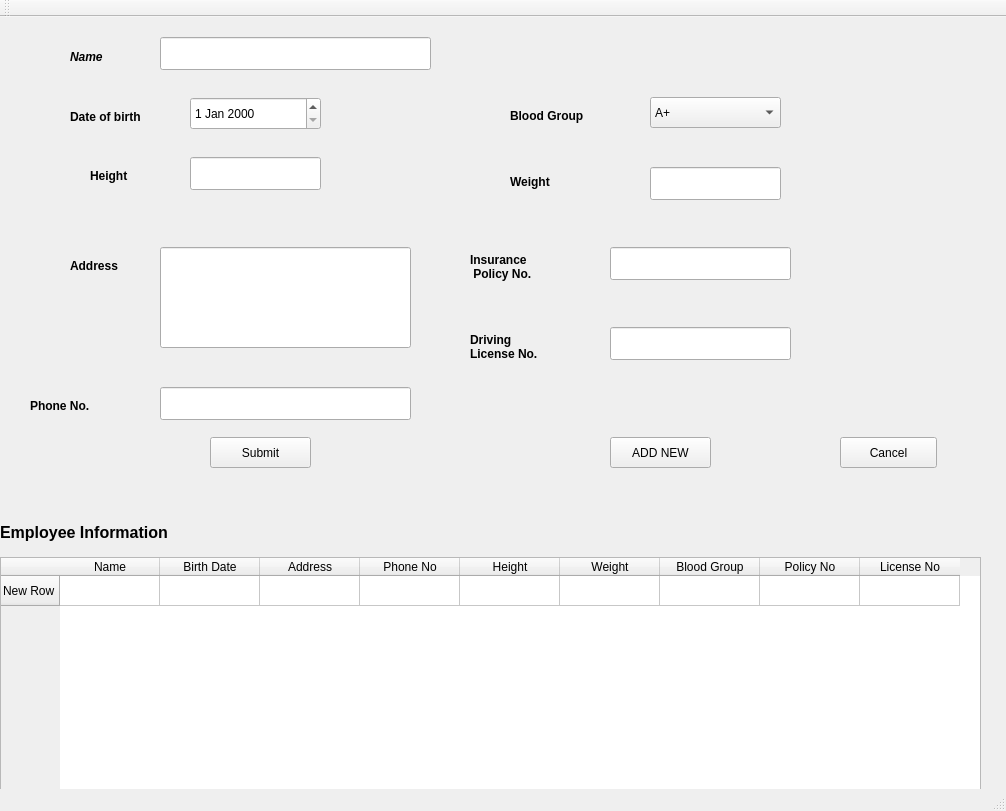
First picture: the form in PIGM-src/mainwindow.ui, repository satyamz/Personnel-Information-Generator-Module, before the edit.
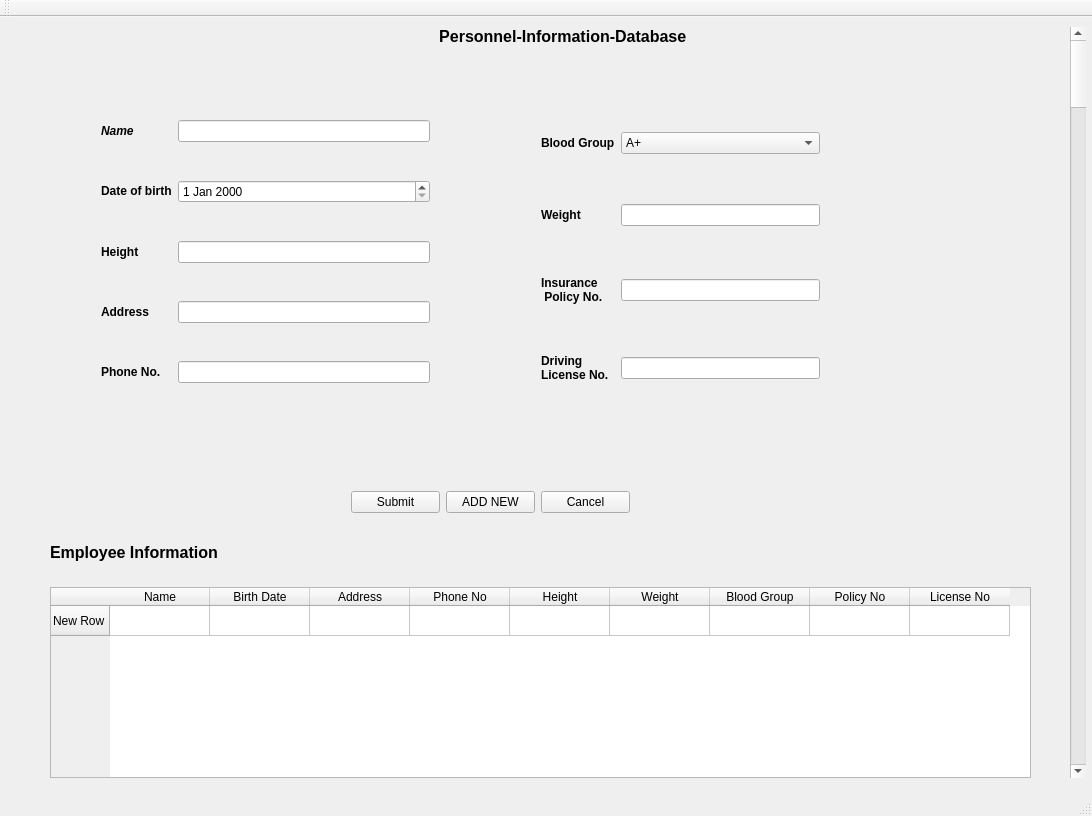
Second picture: the form after the edit. Icons and pictures are not drawn.

```diff
--- a/PIGM-src/mainwindow.ui
+++ b/PIGM-src/mainwindow.ui
@@ -6,66 +6,19 @@
    <rect>
     <x>0</x>
     <y>0</y>
-    <width>1006</width>
-    <height>811</height>
+    <width>1092</width>
+    <height>816</height>
    </rect>
   </property>
   <property name="windowTitle">
    <string>MainWindow</string>
   </property>
   <widget class="QWidget" name="centralWidget">
-   <widget class="QLabel" name="label_6">
-    <property name="geometry">
-     <rect>
-      <x>510</x>
-      <y>150</y>
-      <width>71</width>
-      <height>31</height>
-     </rect>
-    </property>
-    <property name="text">
-     <string>&lt;!DOCTYPE HTML PUBLIC &quot;-//W3C//DTD HTML 4.0//EN&quot; &quot;http://www.w3.org/TR/REC-html40/strict.dtd&quot;&gt;
-&lt;html&gt;&lt;head&gt;&lt;meta name=&quot;qrichtext&quot; content=&quot;1&quot; /&gt;&lt;style type=&quot;text/css&quot;&gt;
-p, li { white-space: pre-wrap; }
-&lt;/style&gt;&lt;/head&gt;&lt;body style=&quot; font-family:'Sans Serif'; font-size:9pt; font-weight:400; font-style:normal;&quot;&gt;
-&lt;p style=&quot; margin-top:0px; margin-bottom:0px; margin-left:0px; margin-right:0px; -qt-block-indent:0; text-indent:0px;&quot;&gt;&lt;span style=&quot; font-weight:600;&quot;&gt;Weight&lt;/span&gt;&lt;/p&gt;&lt;/body&gt;&lt;/html&gt;</string>
-    </property>
-   </widget>
-   <widget class="QPushButton" name="pushButton">
-    <property name="geometry">
-     <rect>
-      <x>840</x>
-      <y>420</y>
-      <width>97</width>
-      <height>31</height>
-     </rect>
-    </property>
-    <property name="text">
-     <string>Cancel</string>
-    </property>
-   </widget>
-   <widget class="QLabel" name="label_4">
-    <property name="geometry">
-     <rect>
-      <x>70</x>
-      <y>240</y>
-      <width>71</width>
-      <height>18</height>
-     </rect>
-    </property>
-    <property name="text">
-     <string>&lt;!DOCTYPE HTML PUBLIC &quot;-//W3C//DTD HTML 4.0//EN&quot; &quot;http://www.w3.org/TR/REC-html40/strict.dtd&quot;&gt;
-&lt;html&gt;&lt;head&gt;&lt;meta name=&quot;qrichtext&quot; content=&quot;1&quot; /&gt;&lt;style type=&quot;text/css&quot;&gt;
-p, li { white-space: pre-wrap; }
-&lt;/style&gt;&lt;/head&gt;&lt;body style=&quot; font-family:'Sans Serif'; font-size:9pt; font-weight:400; font-style:normal;&quot;&gt;
-&lt;p style=&quot; margin-top:0px; margin-bottom:0px; margin-left:0px; margin-right:0px; -qt-block-indent:0; text-indent:0px;&quot;&gt;&lt;span style=&quot; font-weight:600;&quot;&gt;Address&lt;/span&gt;&lt;/p&gt;&lt;/body&gt;&lt;/html&gt;</string>
-    </property>
-   </widget>
    <widget class="QLabel" name="label_11">
     <property name="geometry">
      <rect>
-      <x>0</x>
-      <y>490</y>
+      <x>50</x>
+      <y>510</y>
       <width>231</width>
       <height>51</height>
      </rect>
@@ -78,156 +31,11 @@
 &lt;p style=&quot; margin-top:0px; margin-bottom:0px; margin-left:0px; margin-right:0px; -qt-block-indent:0; text-indent:0px;&quot;&gt;&lt;span style=&quot; font-size:12pt; font-weight:600;&quot;&gt;Employee Information&lt;/span&gt;&lt;/p&gt;&lt;/body&gt;&lt;/html&gt;</string>
     </property>
    </widget>
-   <widget class="QPushButton" name="clear">
-    <property name="geometry">
-     <rect>
-      <x>610</x>
-      <y>420</y>
-      <width>101</width>
-      <height>31</height>
-     </rect>
-    </property>
-    <property name="cursor">
-     <cursorShape>PointingHandCursor</cursorShape>
-    </property>
-    <property name="text">
-     <string>ADD NEW</string>
-    </property>
-   </widget>
-   <widget class="QLineEdit" name="lineEdit_5">
-    <property name="geometry">
-     <rect>
-      <x>610</x>
-      <y>230</y>
-      <width>181</width>
-      <height>33</height>
-     </rect>
-    </property>
-   </widget>
-   <widget class="QLabel" name="label">
-    <property name="geometry">
-     <rect>
-      <x>70</x>
-      <y>30</y>
-      <width>61</width>
-      <height>21</height>
-     </rect>
-    </property>
-    <property name="text">
-     <string>&lt;!DOCTYPE HTML PUBLIC &quot;-//W3C//DTD HTML 4.0//EN&quot; &quot;http://www.w3.org/TR/REC-html40/strict.dtd&quot;&gt;
-&lt;html&gt;&lt;head&gt;&lt;meta name=&quot;qrichtext&quot; content=&quot;1&quot; /&gt;&lt;style type=&quot;text/css&quot;&gt;
-p, li { white-space: pre-wrap; }
-&lt;/style&gt;&lt;/head&gt;&lt;body style=&quot; font-family:'Sans Serif'; font-size:9pt; font-weight:400; font-style:normal;&quot;&gt;
-&lt;p style=&quot; margin-top:0px; margin-bottom:0px; margin-left:0px; margin-right:0px; -qt-block-indent:0; text-indent:0px;&quot;&gt;&lt;span style=&quot; font-weight:600; font-style:italic;&quot;&gt;Name&lt;/span&gt;&lt;/p&gt;&lt;/body&gt;&lt;/html&gt;</string>
-    </property>
-   </widget>
-   <widget class="QLineEdit" name="lineEdit_2">
-    <property name="geometry">
-     <rect>
-      <x>190</x>
-      <y>140</y>
-      <width>131</width>
-      <height>33</height>
-     </rect>
-    </property>
-   </widget>
-   <widget class="QComboBox" name="comboBox">
-    <property name="geometry">
-     <rect>
-      <x>650</x>
-      <y>80</y>
-      <width>131</width>
-      <height>31</height>
-     </rect>
-    </property>
-    <item>
-     <property name="text">
-      <string>A+</string>
-     </property>
-    </item>
-    <item>
-     <property name="text">
-      <string>B+</string>
-     </property>
-    </item>
-    <item>
-     <property name="text">
-      <string>AB+</string>
-     </property>
-    </item>
-    <item>
-     <property name="text">
-      <string>O+</string>
-     </property>
-    </item>
-    <item>
-     <property name="text">
-      <string>A-</string>
-     </property>
-    </item>
-    <item>
-     <property name="text">
-      <string>B-</string>
-     </property>
-    </item>
-    <item>
-     <property name="text">
-      <string>AB-</string>
-     </property>
-    </item>
-    <item>
-     <property name="text">
-      <string>O-</string>
-     </property>
-     <property name="icon">
-      <iconset theme="green">
-       <normaloff>../../../personnel</normaloff>../../../personnel</iconset>
-     </property>
-    </item>
-   </widget>
-   <widget class="QLabel" name="label_9">
-    <property name="geometry">
-     <rect>
-      <x>470</x>
-      <y>300</y>
-      <width>111</width>
-      <height>61</height>
-     </rect>
-    </property>
-    <property name="text">
-     <string>&lt;!DOCTYPE HTML PUBLIC &quot;-//W3C//DTD HTML 4.0//EN&quot; &quot;http://www.w3.org/TR/REC-html40/strict.dtd&quot;&gt;
-&lt;html&gt;&lt;head&gt;&lt;meta name=&quot;qrichtext&quot; content=&quot;1&quot; /&gt;&lt;style type=&quot;text/css&quot;&gt;
-p, li { white-space: pre-wrap; }
-&lt;/style&gt;&lt;/head&gt;&lt;body style=&quot; font-family:'Sans Serif'; font-size:9pt; font-weight:400; font-style:normal;&quot;&gt;
-&lt;p style=&quot; margin-top:0px; margin-bottom:0px; margin-left:0px; margin-right:0px; -qt-block-indent:0; text-indent:0px;&quot;&gt;&lt;span style=&quot; font-weight:600;&quot;&gt;Driving &lt;/span&gt;&lt;/p&gt;
-&lt;p style=&quot; margin-top:0px; margin-bottom:0px; margin-left:0px; margin-right:0px; -qt-block-indent:0; text-indent:0px; font-weight:600;&quot;&gt;License No.&lt;/p&gt;&lt;/body&gt;&lt;/html&gt;</string>
-    </property>
-   </widget>
-   <widget class="QLineEdit" name="lineEdit_4">
-    <property name="geometry">
-     <rect>
-      <x>160</x>
-      <y>230</y>
-      <width>251</width>
-      <height>101</height>
-     </rect>
-    </property>
-   </widget>
-   <widget class="QLineEdit" name="lineEdit_3">
-    <property name="geometry">
-     <rect>
-      <x>650</x>
-      <y>150</y>
-      <width>131</width>
-      <height>33</height>
-     </rect>
-    </property>
-   </widget>
    <widget class="QLabel" name="label_10">
     <property name="geometry">
      <rect>
-      <x>310</x>
-      <y>-30</y>
+      <x>370</x>
+      <y>10</y>
       <width>381</width>
       <height>20</height>
      </rect>
@@ -240,111 +48,13 @@
 &lt;p align=&quot;center&quot; style=&quot; margin-top:0px; margin-bottom:0px; margin-left:0px; margin-right:0px; -qt-block-indent:0; text-indent:0px;&quot;&gt;&lt;span style=&quot; font-family:'Sans Serif'; font-size:12pt; font-weight:600;&quot;&gt; Personnel-Information-Database&lt;/span&gt;&lt;/p&gt;&lt;/body&gt;&lt;/html&gt;</string>
     </property>
    </widget>
-   <widget class="QLabel" name="label_7">
-    <property name="geometry">
-     <rect>
-      <x>470</x>
-      <y>230</y>
-      <width>121</width>
-      <height>41</height>
-     </rect>
-    </property>
-    <property name="text">
-     <string>&lt;!DOCTYPE HTML PUBLIC &quot;-//W3C//DTD HTML 4.0//EN&quot; &quot;http://www.w3.org/TR/REC-html40/strict.dtd&quot;&gt;
-&lt;html&gt;&lt;head&gt;&lt;meta name=&quot;qrichtext&quot; content=&quot;1&quot; /&gt;&lt;style type=&quot;text/css&quot;&gt;
-p, li { white-space: pre-wrap; }
-&lt;/style&gt;&lt;/head&gt;&lt;body style=&quot; font-family:'Sans Serif'; font-size:9pt; font-weight:400; font-style:normal;&quot;&gt;
-&lt;p style=&quot; margin-top:0px; margin-bottom:0px; margin-left:0px; margin-right:0px; -qt-block-indent:0; text-indent:0px;&quot;&gt;&lt;span style=&quot; font-weight:600;&quot;&gt;Insurance&lt;/span&gt;&lt;/p&gt;
-&lt;p style=&quot; margin-top:0px; margin-bottom:0px; margin-left:0px; margin-right:0px; -qt-block-indent:0; text-indent:0px; font-weight:600;&quot;&gt; Policy No.&lt;/p&gt;&lt;/body&gt;&lt;/html&gt;</string>
-    </property>
-   </widget>
-   <widget class="QLineEdit" name="lineEdit_7">
-    <property name="geometry">
-     <rect>
-      <x>160</x>
-      <y>370</y>
-      <width>251</width>
-      <height>33</height>
-     </rect>
-    </property>
-   </widget>
-   <widget class="QLabel" name="label_5">
-    <property name="geometry">
-     <rect>
-      <x>90</x>
-      <y>150</y>
-      <width>61</width>
-      <height>18</height>
-     </rect>
-    </property>
-    <property name="text">
-     <string>&lt;!DOCTYPE HTML PUBLIC &quot;-//W3C//DTD HTML 4.0//EN&quot; &quot;http://www.w3.org/TR/REC-html40/strict.dtd&quot;&gt;
-&lt;html&gt;&lt;head&gt;&lt;meta name=&quot;qrichtext&quot; content=&quot;1&quot; /&gt;&lt;style type=&quot;text/css&quot;&gt;
-p, li { white-space: pre-wrap; }
-&lt;/style&gt;&lt;/head&gt;&lt;body style=&quot; font-family:'Sans Serif'; font-size:9pt; font-weight:400; font-style:normal;&quot;&gt;
-&lt;p style=&quot; margin-top:0px; margin-bottom:0px; margin-left:0px; margin-right:0px; -qt-block-indent:0; text-indent:0px;&quot;&gt;&lt;span style=&quot; font-weight:600;&quot;&gt;Height&lt;/span&gt;&lt;/p&gt;&lt;/body&gt;&lt;/html&gt;</string>
-    </property>
-   </widget>
-   <widget class="QLineEdit" name="lineEdit">
-    <property name="geometry">
-     <rect>
-      <x>160</x>
-      <y>20</y>
-      <width>271</width>
-      <height>33</height>
-     </rect>
-    </property>
-   </widget>
-   <widget class="QLabel" name="label_8">
-    <property name="geometry">
-     <rect>
-      <x>30</x>
-      <y>380</y>
-      <width>71</width>
-      <height>18</height>
-     </rect>
-    </property>
-    <property name="text">
-     <string>&lt;!DOCTYPE HTML PUBLIC &quot;-//W3C//DTD HTML 4.0//EN&quot; &quot;http://www.w3.org/TR/REC-html40/strict.dtd&quot;&gt;
-&lt;html&gt;&lt;head&gt;&lt;meta name=&quot;qrichtext&quot; content=&quot;1&quot; /&gt;&lt;style type=&quot;text/css&quot;&gt;
-p, li { white-space: pre-wrap; }
-&lt;/style&gt;&lt;/head&gt;&lt;body style=&quot; font-family:'Sans Serif'; font-size:9pt; font-weight:400; font-style:normal;&quot;&gt;
-&lt;p style=&quot; margin-top:0px; margin-bottom:0px; margin-left:0px; margin-right:0px; -qt-block-indent:0; text-indent:0px;&quot;&gt;&lt;span style=&quot; font-weight:600;&quot;&gt;Phone No.&lt;/span&gt;&lt;/p&gt;&lt;/body&gt;&lt;/html&gt;</string>
-    </property>
-   </widget>
-   <widget class="QDateEdit" name="dateEdit">
-    <property name="geometry">
-     <rect>
-      <x>190</x>
-      <y>80</y>
-      <width>131</width>
-      <height>33</height>
-     </rect>
-    </property>
-   </widget>
-   <widget class="QPushButton" name="Submit">
-    <property name="geometry">
-     <rect>
-      <x>210</x>
-      <y>420</y>
-      <width>101</width>
-      <height>31</height>
-     </rect>
-    </property>
-    <property name="cursor">
-     <cursorShape>PointingHandCursor</cursorShape>
-    </property>
-    <property name="text">
-     <string>Submit</string>
-    </property>
-   </widget>
    <widget class="QTableWidget" name="tableWidget">
     <property name="geometry">
      <rect>
-      <x>0</x>
-      <y>540</y>
+      <x>50</x>
+      <y>570</y>
       <width>981</width>
-      <height>271</height>
+      <height>191</height>
      </rect>
     </property>
     <row>
@@ -398,48 +108,253 @@
      </property>
     </column>
    </widget>
-   <widget class="QLineEdit" name="lineEdit_6">
+   <widget class="QWidget" name="">
     <property name="geometry">
      <rect>
-      <x>610</x>
-      <y>310</y>
-      <width>181</width>
-      <height>33</height>
+      <x>530</x>
+      <y>60</y>
+      <width>301</width>
+      <height>361</height>
      </rect>
     </property>
-   </widget>
-   <widget class="QLabel" name="label_3">
-    <property name="geometry">
-     <rect>
-      <x>510</x>
-      <y>90</y>
-      <width>101</width>
-      <height>18</height>
-     </rect>
-    </property>
-    <property name="text">
-     <string>&lt;!DOCTYPE HTML PUBLIC &quot;-//W3C//DTD HTML 4.0//EN&quot; &quot;http://www.w3.org/TR/REC-html40/strict.dtd&quot;&gt;
+    <layout class="QGridLayout" name="gridLayout_2">
+     <item row="3" column="0">
+      <widget class="QLabel" name="label_9">
+       <property name="text">
+        <string>&lt;!DOCTYPE HTML PUBLIC &quot;-//W3C//DTD HTML 4.0//EN&quot; &quot;http://www.w3.org/TR/REC-html40/strict.dtd&quot;&gt;
+&lt;html&gt;&lt;head&gt;&lt;meta name=&quot;qrichtext&quot; content=&quot;1&quot; /&gt;&lt;style type=&quot;text/css&quot;&gt;
+p, li { white-space: pre-wrap; }
+&lt;/style&gt;&lt;/head&gt;&lt;body style=&quot; font-family:'Sans Serif'; font-size:9pt; font-weight:400; font-style:normal;&quot;&gt;
+&lt;p style=&quot; margin-top:0px; margin-bottom:0px; margin-left:0px; margin-right:0px; -qt-block-indent:0; text-indent:0px;&quot;&gt;&lt;span style=&quot; font-weight:600;&quot;&gt;Driving &lt;/span&gt;&lt;/p&gt;
+&lt;p style=&quot; margin-top:0px; margin-bottom:0px; margin-left:0px; margin-right:0px; -qt-block-indent:0; text-indent:0px; font-weight:600;&quot;&gt;License No.&lt;/p&gt;&lt;/body&gt;&lt;/html&gt;</string>
+       </property>
+      </widget>
+     </item>
+     <item row="0" column="1">
+      <widget class="QComboBox" name="comboBox">
+       <item>
+        <property name="text">
+         <string>A+</string>
+        </property>
+       </item>
+       <item>
+        <property name="text">
+         <string>B+</string>
+        </property>
+       </item>
+       <item>
+        <property name="text">
+         <string>AB+</string>
+        </property>
+       </item>
+       <item>
+        <property name="text">
+         <string>O+</string>
+        </property>
+       </item>
+       <item>
+        <property name="text">
+         <string>A-</string>
+        </property>
+       </item>
+       <item>
+        <property name="text">
+         <string>B-</string>
+        </property>
+       </item>
+       <item>
+        <property name="text">
+         <string>AB-</string>
+        </property>
+       </item>
+       <item>
+        <property name="text">
+         <string>O-</string>
+        </property>
+        <property name="icon">
+         <iconset theme="green">
+          <normaloff>../../../personnel</normaloff>../../../personnel</iconset>
+        </property>
+       </item>
+      </widget>
+     </item>
+     <item row="1" column="1">
+      <widget class="QLineEdit" name="lineEdit_3"/>
+     </item>
+     <item row="2" column="0">
+      <widget class="QLabel" name="label_7">
+       <property name="text">
+        <string>&lt;!DOCTYPE HTML PUBLIC &quot;-//W3C//DTD HTML 4.0//EN&quot; &quot;http://www.w3.org/TR/REC-html40/strict.dtd&quot;&gt;
+&lt;html&gt;&lt;head&gt;&lt;meta name=&quot;qrichtext&quot; content=&quot;1&quot; /&gt;&lt;style type=&quot;text/css&quot;&gt;
+p, li { white-space: pre-wrap; }
+&lt;/style&gt;&lt;/head&gt;&lt;body style=&quot; font-family:'Sans Serif'; font-size:9pt; font-weight:400; font-style:normal;&quot;&gt;
+&lt;p style=&quot; margin-top:0px; margin-bottom:0px; margin-left:0px; margin-right:0px; -qt-block-indent:0; text-indent:0px;&quot;&gt;&lt;span style=&quot; font-weight:600;&quot;&gt;Insurance&lt;/span&gt;&lt;/p&gt;
+&lt;p style=&quot; margin-top:0px; margin-bottom:0px; margin-left:0px; margin-right:0px; -qt-block-indent:0; text-indent:0px; font-weight:600;&quot;&gt; Policy No.&lt;/p&gt;&lt;/body&gt;&lt;/html&gt;</string>
+       </property>
+      </widget>
+     </item>
+     <item row="0" column="0">
+      <widget class="QLabel" name="label_3">
+       <property name="text">
+        <string>&lt;!DOCTYPE HTML PUBLIC &quot;-//W3C//DTD HTML 4.0//EN&quot; &quot;http://www.w3.org/TR/REC-html40/strict.dtd&quot;&gt;
 &lt;html&gt;&lt;head&gt;&lt;meta name=&quot;qrichtext&quot; content=&quot;1&quot; /&gt;&lt;style type=&quot;text/css&quot;&gt;
 p, li { white-space: pre-wrap; }
 &lt;/style&gt;&lt;/head&gt;&lt;body style=&quot; font-family:'Sans Serif'; font-size:9pt; font-weight:400; font-style:normal;&quot;&gt;
 &lt;p style=&quot; margin-top:0px; margin-bottom:0px; margin-left:0px; margin-right:0px; -qt-block-indent:0; text-indent:0px;&quot;&gt;&lt;span style=&quot; font-weight:600;&quot;&gt;Blood Group&lt;/span&gt;&lt;/p&gt;&lt;/body&gt;&lt;/html&gt;</string>
-    </property>
+       </property>
+      </widget>
+     </item>
+     <item row="1" column="0">
+      <widget class="QLabel" name="label_6">
+       <property name="text">
+        <string>&lt;!DOCTYPE HTML PUBLIC &quot;-//W3C//DTD HTML 4.0//EN&quot; &quot;http://www.w3.org/TR/REC-html40/strict.dtd&quot;&gt;
+&lt;html&gt;&lt;head&gt;&lt;meta name=&quot;qrichtext&quot; content=&quot;1&quot; /&gt;&lt;style type=&quot;text/css&quot;&gt;
+p, li { white-space: pre-wrap; }
+&lt;/style&gt;&lt;/head&gt;&lt;body style=&quot; font-family:'Sans Serif'; font-size:9pt; font-weight:400; font-style:normal;&quot;&gt;
+&lt;p style=&quot; margin-top:0px; margin-bottom:0px; margin-left:0px; margin-right:0px; -qt-block-indent:0; text-indent:0px;&quot;&gt;&lt;span style=&quot; font-weight:600;&quot;&gt;Weight&lt;/span&gt;&lt;/p&gt;&lt;/body&gt;&lt;/html&gt;</string>
+       </property>
+      </widget>
+     </item>
+     <item row="3" column="1">
+      <widget class="QLineEdit" name="lineEdit_6"/>
+     </item>
+     <item row="2" column="1">
+      <widget class="QLineEdit" name="lineEdit_5"/>
+     </item>
+    </layout>
    </widget>
-   <widget class="QLabel" name="label_2">
+   <widget class="QWidget" name="">
     <property name="geometry">
      <rect>
-      <x>70</x>
-      <y>90</y>
-      <width>101</width>
-      <height>21</height>
+      <x>90</x>
+      <y>60</y>
+      <width>351</width>
+      <height>351</height>
      </rect>
     </property>
-    <property name="text">
-     <string>&lt;!DOCTYPE HTML PUBLIC &quot;-//W3C//DTD HTML 4.0//EN&quot; &quot;http://www.w3.org/TR/REC-html40/strict.dtd&quot;&gt;
+    <layout class="QGridLayout" name="gridLayout">
+     <item row="0" column="0">
+      <widget class="QLabel" name="label">
+       <property name="text">
+        <string>&lt;!DOCTYPE HTML PUBLIC &quot;-//W3C//DTD HTML 4.0//EN&quot; &quot;http://www.w3.org/TR/REC-html40/strict.dtd&quot;&gt;
+&lt;html&gt;&lt;head&gt;&lt;meta name=&quot;qrichtext&quot; content=&quot;1&quot; /&gt;&lt;style type=&quot;text/css&quot;&gt;
+p, li { white-space: pre-wrap; }
+&lt;/style&gt;&lt;/head&gt;&lt;body style=&quot; font-family:'Sans Serif'; font-size:9pt; font-weight:400; font-style:normal;&quot;&gt;
+&lt;p style=&quot; margin-top:0px; margin-bottom:0px; margin-left:0px; margin-right:0px; -qt-block-indent:0; text-indent:0px;&quot;&gt;&lt;span style=&quot; font-weight:600; font-style:italic;&quot;&gt;Name&lt;/span&gt;&lt;/p&gt;&lt;/body&gt;&lt;/html&gt;</string>
+       </property>
+      </widget>
+     </item>
+     <item row="1" column="0" colspan="2">
+      <widget class="QLabel" name="label_2">
+       <property name="text">
+        <string>&lt;!DOCTYPE HTML PUBLIC &quot;-//W3C//DTD HTML 4.0//EN&quot; &quot;http://www.w3.org/TR/REC-html40/strict.dtd&quot;&gt;
 &lt;html&gt;&lt;head&gt;&lt;meta name=&quot;qrichtext&quot; content=&quot;1&quot; /&gt;&lt;style type=&quot;text/css&quot;&gt;
 p, li { white-space: pre-wrap; }
 &lt;/style&gt;&lt;/head&gt;&lt;body style=&quot; font-family:'Sans Serif'; font-size:9pt; font-weight:400; font-style:normal;&quot;&gt;
 &lt;p style=&quot; margin-top:0px; margin-bottom:0px; margin-left:0px; margin-right:0px; -qt-block-indent:0; text-indent:0px;&quot;&gt;&lt;span style=&quot; font-weight:600;&quot;&gt;Date of birth&lt;/span&gt;&lt;/p&gt;&lt;/body&gt;&lt;/html&gt;</string>
+       </property>
+      </widget>
+     </item>
+     <item row="1" column="2">
+      <widget class="QDateEdit" name="dateEdit"/>
+     </item>
+     <item row="2" column="0">
+      <widget class="QLabel" name="label_5">
+       <property name="text">
+        <string>&lt;!DOCTYPE HTML PUBLIC &quot;-//W3C//DTD HTML 4.0//EN&quot; &quot;http://www.w3.org/TR/REC-html40/strict.dtd&quot;&gt;
+&lt;html&gt;&lt;head&gt;&lt;meta name=&quot;qrichtext&quot; content=&quot;1&quot; /&gt;&lt;style type=&quot;text/css&quot;&gt;
+p, li { white-space: pre-wrap; }
+&lt;/style&gt;&lt;/head&gt;&lt;body style=&quot; font-family:'Sans Serif'; font-size:9pt; font-weight:400; font-style:normal;&quot;&gt;
+&lt;p style=&quot; margin-top:0px; margin-bottom:0px; margin-left:0px; margin-right:0px; -qt-block-indent:0; text-indent:0px;&quot;&gt;&lt;span style=&quot; font-weight:600;&quot;&gt;Height&lt;/span&gt;&lt;/p&gt;&lt;/body&gt;&lt;/html&gt;</string>
+       </property>
+      </widget>
+     </item>
+     <item row="2" column="2">
+      <widget class="QLineEdit" name="lineEdit_2"/>
+     </item>
+     <item row="3" column="0">
+      <widget class="QLabel" name="label_4">
+       <property name="text">
+        <string>&lt;!DOCTYPE HTML PUBLIC &quot;-//W3C//DTD HTML 4.0//EN&quot; &quot;http://www.w3.org/TR/REC-html40/strict.dtd&quot;&gt;
+&lt;html&gt;&lt;head&gt;&lt;meta name=&quot;qrichtext&quot; content=&quot;1&quot; /&gt;&lt;style type=&quot;text/css&quot;&gt;
+p, li { white-space: pre-wrap; }
+&lt;/style&gt;&lt;/head&gt;&lt;body style=&quot; font-family:'Sans Serif'; font-size:9pt; font-weight:400; font-style:normal;&quot;&gt;
+&lt;p style=&quot; margin-top:0px; margin-bottom:0px; margin-left:0px; margin-right:0px; -qt-block-indent:0; text-indent:0px;&quot;&gt;&lt;span style=&quot; font-weight:600;&quot;&gt;Address&lt;/span&gt;&lt;/p&gt;&lt;/body&gt;&lt;/html&gt;</string>
+       </property>
+      </widget>
+     </item>
+     <item row="4" column="0">
+      <widget class="QLabel" name="label_8">
+       <property name="text">
+        <string>&lt;!DOCTYPE HTML PUBLIC &quot;-//W3C//DTD HTML 4.0//EN&quot; &quot;http://www.w3.org/TR/REC-html40/strict.dtd&quot;&gt;
+&lt;html&gt;&lt;head&gt;&lt;meta name=&quot;qrichtext&quot; content=&quot;1&quot; /&gt;&lt;style type=&quot;text/css&quot;&gt;
+p, li { white-space: pre-wrap; }
+&lt;/style&gt;&lt;/head&gt;&lt;body style=&quot; font-family:'Sans Serif'; font-size:9pt; font-weight:400; font-style:normal;&quot;&gt;
+&lt;p style=&quot; margin-top:0px; margin-bottom:0px; margin-left:0px; margin-right:0px; -qt-block-indent:0; text-indent:0px;&quot;&gt;&lt;span style=&quot; font-weight:600;&quot;&gt;Phone No.&lt;/span&gt;&lt;/p&gt;&lt;/body&gt;&lt;/html&gt;</string>
+       </property>
+      </widget>
+     </item>
+     <item row="0" column="2">
+      <widget class="QLineEdit" name="lineEdit"/>
+     </item>
+     <item row="3" column="2">
+      <widget class="QLineEdit" name="lineEdit_4"/>
+     </item>
+     <item row="4" column="2">
+      <widget class="QLineEdit" name="lineEdit_7"/>
+     </item>
+    </layout>
+   </widget>
+   <widget class="QWidget" name="">
+    <property name="geometry">
+     <rect>
+      <x>340</x>
+      <y>460</y>
+      <width>301</width>
+      <height>51</height>
+     </rect>
+    </property>
+    <layout class="QHBoxLayout" name="horizontalLayout">
+     <item>
+      <widget class="QPushButton" name="Submit">
+       <property name="cursor">
+        <cursorShape>PointingHandCursor</cursorShape>
+       </property>
+       <property name="text">
+        <string>Submit</string>
+       </property>
+      </widget>
+     </item>
+     <item>
+      <widget class="QPushButton" name="clear">
+       <property name="cursor">
+        <cursorShape>PointingHandCursor</cursorShape>
+       </property>
+       <property name="text">
+        <string>ADD NEW</string>
+       </property>
+      </widget>
+     </item>
+     <item>
+      <widget class="QPushButton" name="pushButton">
+       <property name="text">
+        <string>Cancel</string>
+       </property>
+      </widget>
+     </item>
+    </layout>
+   </widget>
+   <widget class="QScrollBar" name="verticalScrollBar">
+    <property name="geometry">
+     <rect>
+      <x>1070</x>
+      <y>10</y>
+      <width>16</width>
+      <height>751</height>
+     </rect>
+    </property>
+    <property name="orientation">
+     <enum>Qt::Vertical</enum>
     </property>
    </widget>
   </widget>
```
Left out of the diff: 19 changed lines with no effect on the pictures.
